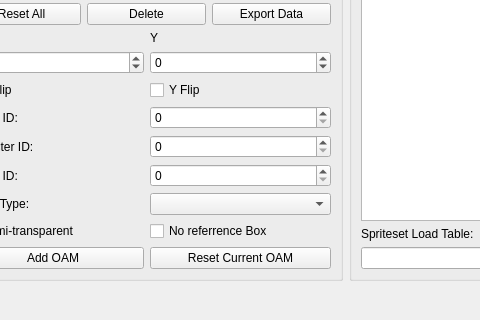
Old version of the form Dialog/SpritesEditorDialog.ui in the repository wario-land/WL4Editor; both pictures show x 459 to 939 and y 354 to 674 of the 1211 by 674 pixel window.
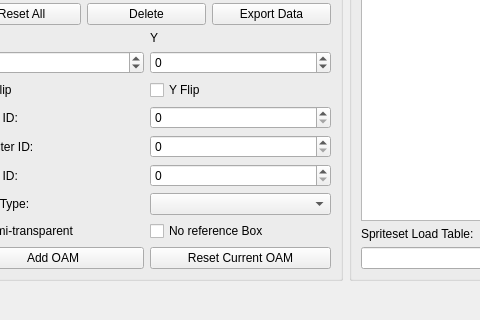
New version of the form. Custom widgets are drawn as their Qt base class.

```diff
--- a/Dialog/SpritesEditorDialog.ui
+++ b/Dialog/SpritesEditorDialog.ui
@@ -377,7 +377,7 @@
           <item row="7" column="1">
            <widget class="QCheckBox" name="checkBox_NoReferBox">
             <property name="text">
-             <string>No referrence Box</string>
+             <string>No reference Box</string>
             </property>
            </widget>
           </item>
```
